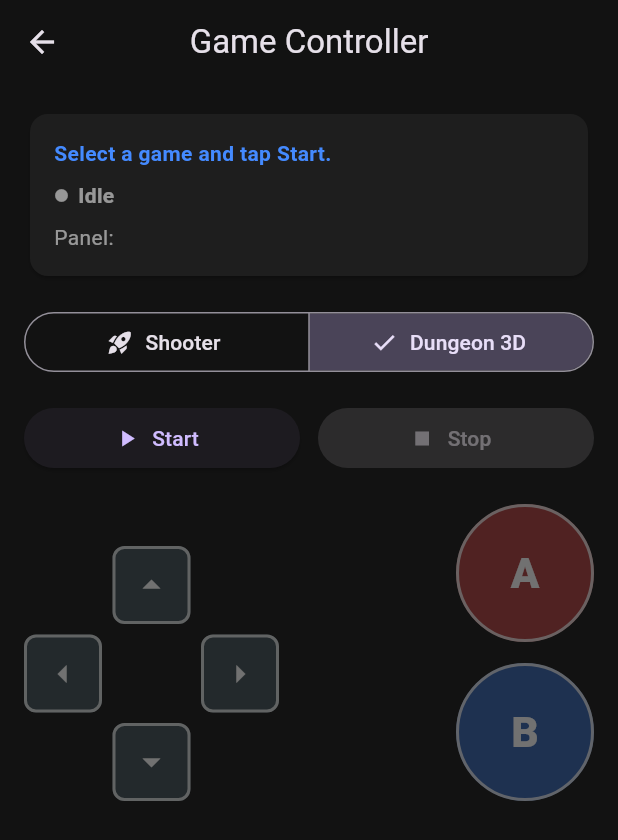
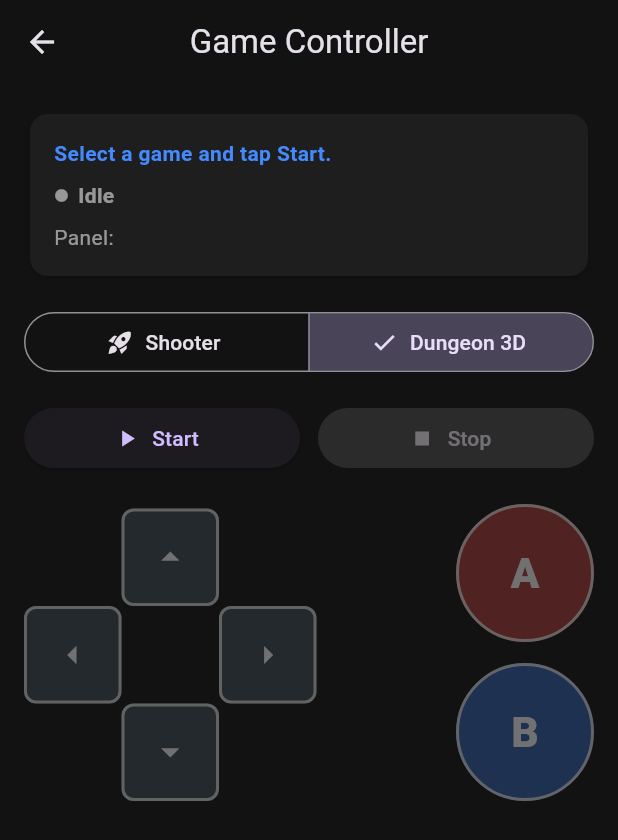
Before and after one commit to rlaltrello/rgbop, a Flutter app: the GameControllerScreen screen opened directly with empty values, after a tap on "Dungeon 3D", on a phone screen of 412 x 824 dp. Shown: the top 840 px of the screen. Run offline on Flutter 3.47's test engine with Material 3 defaults, Android fonts, the phone set to English and light mode, and no system bars; our stand-ins replace app_links, file_picker, flutter_blue_plus, flutter_colorpicker, geolocator, image_picker and 2 more; accounts and stored records are empty.

Commit message:
spotify album art setting and adjust dpad button size

```diff
--- a/lib/game_controller_screen.dart
+++ b/lib/game_controller_screen.dart
@@ -549,8 +549,8 @@ class _GameControllerScreenState extends State<GameControllerScreen> {
       onPointerUp: (_) => _setDpadButtonState(direction, false),
       onPointerCancel: (_) => _setDpadButtonState(direction, false),
       child: Container(
-        width: 52,
-        height: 52,
+        width: 65,
+        height: 65,
         decoration: BoxDecoration(
           color: pressed
               ? Colors.blueGrey.withValues(alpha: 0.95)
@@ -569,8 +569,8 @@ class _GameControllerScreenState extends State<GameControllerScreen> {
 
   Widget _buildDpadController() {
     return SizedBox(
-      width: _joystickSize,
-      height: _joystickSize,
+      width: _joystickSize+25, // bit more space for buttons
+      height: _joystickSize+25,
       child: Stack(
         alignment: Alignment.center,
         children: [
```
Also changed, not shown: lib/dashboard_screen.dart (+42 -0 lines).
